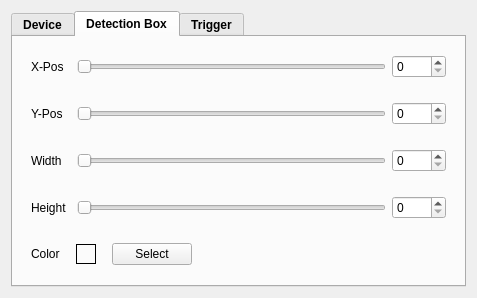
First picture: the form in src/plugin/grab_detector/grab_detector_plugin.ui, repository janelia-idf/bias, before the edit.
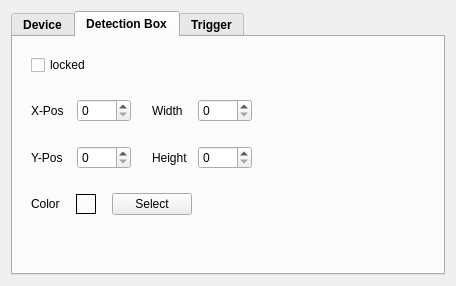
Second picture: the form after the edit. The open tabs and pages were chosen to show the change.

Commit message: Worked on grab detector plugin.

Diff of the .ui file:
```diff
--- a/src/plugin/grab_detector/grab_detector_plugin.ui
+++ b/src/plugin/grab_detector/grab_detector_plugin.ui
@@ -6,14 +6,14 @@
    <rect>
     <x>0</x>
     <y>0</y>
-    <width>477</width>
-    <height>282</height>
+    <width>456</width>
+    <height>271</height>
    </rect>
   </property>
   <property name="windowTitle">
    <string>Grab Detector Plugin</string>
   </property>
-  <layout class="QVBoxLayout" name="verticalLayout_6">
+  <layout class="QVBoxLayout" name="verticalLayout">
    <item>
     <widget class="QTabWidget" name="tabWidget">
      <property name="font">
@@ -302,10 +302,42 @@
       <attribute name="title">
        <string>Detection Box</string>
       </attribute>
-      <layout class="QVBoxLayout" name="verticalLayout">
+      <layout class="QVBoxLayout" name="verticalLayout_4">
        <item>
-        <widget class="QWidget" name="xPosWidgetPtr" native="true">
-         <layout class="QHBoxLayout" name="horizontalLayout">
+        <widget class="QWidget" name="widget_4" native="true">
+         <layout class="QHBoxLayout" name="horizontalLayout_11">
+          <item>
+           <widget class="QCheckBox" name="boxLockedCheckboxPtr">
+            <property name="font">
+             <font>
+              <weight>50</weight>
+              <bold>false</bold>
+             </font>
+            </property>
+            <property name="text">
+             <string>locked</string>
+            </property>
+           </widget>
+          </item>
+          <item>
+           <spacer name="horizontalSpacer_17">
+            <property name="orientation">
+             <enum>Qt::Horizontal</enum>
+            </property>
+            <property name="sizeHint" stdset="0">
+             <size>
+              <width>336</width>
+              <height>20</height>
+             </size>
+            </property>
+           </spacer>
+          </item>
+         </layout>
+        </widget>
+       </item>
+       <item>
+        <widget class="QWidget" name="xPosWidthWidgetPtr" native="true">
+         <layout class="QHBoxLayout" name="horizontalLayout_2">
           <item>
            <widget class="QLabel" name="xPosLabelPtr">
             <property name="sizePolicy">
@@ -331,19 +363,6 @@
             </property>
            </widget>
           </item>
-          <item>
-           <widget class="QSlider" name="xPosSliderPtr">
-            <property name="maximum">
-             <number>1280</number>
-            </property>
-            <property name="pageStep">
-             <number>100</number>
-            </property>
-            <property name="orientation">
-             <enum>Qt::Horizontal</enum>
-            </property>
-           </widget>
-          </item>
           <item>
            <widget class="QSpinBox" name="xPosSpinBoxPtr">
             <property name="sizePolicy">
@@ -365,7 +384,7 @@
              </font>
             </property>
             <property name="maximum">
-             <number>1280</number>
+             <number>9999</number>
             </property>
             <property name="singleStep">
              <number>1</number>
@@ -375,87 +394,22 @@
             </property>
            </widget>
           </item>
-         </layout>
-        </widget>
-       </item>
-       <item>
-        <widget class="QWidget" name="yPosWidgetPtr" native="true">
-         <layout class="QHBoxLayout" name="horizontalLayout_2">
           <item>
-           <widget class="QLabel" name="yPosLabelPtr">
-            <property name="sizePolicy">
-             <sizepolicy hsizetype="Fixed" vsizetype="Preferred">
-              <horstretch>0</horstretch>
-              <verstretch>0</verstretch>
-             </sizepolicy>
-            </property>
-            <property name="minimumSize">
-             <size>
-              <width>40</width>
-              <height>0</height>
-             </size>
-            </property>
-            <property name="font">
-             <font>
-              <weight>50</weight>
-              <bold>false</bold>
-             </font>
-            </property>
-            <property name="text">
-             <string>Y-Pos</string>
-            </property>
-           </widget>
-          </item>
-          <item>
-           <widget class="QSlider" name="yPosSliderPtr">
-            <property name="maximum">
-             <number>1280</number>
-            </property>
-            <property name="pageStep">
-             <number>100</number>
-            </property>
+           <spacer name="horizontalSpacer_18">
             <property name="orientation">
              <enum>Qt::Horizontal</enum>
             </property>
-           </widget>
-          </item>
-          <item>
-           <widget class="QSpinBox" name="yPosSpinBoxPtr">
-            <property name="sizePolicy">
-             <sizepolicy hsizetype="Fixed" vsizetype="Fixed">
-              <horstretch>0</horstretch>
-              <verstretch>0</verstretch>
-             </sizepolicy>
+            <property name="sizeType">
+             <enum>QSizePolicy::Fixed</enum>
             </property>
-            <property name="minimumSize">
+            <property name="sizeHint" stdset="0">
              <size>
-              <width>50</width>
-              <height>0</height>
+              <width>15</width>
+              <height>20</height>
              </size>
             </property>
-            <property name="font">
-             <font>
-              <weight>50</weight>
-              <bold>false</bold>
-             </font>
-            </property>
-            <property name="maximum">
-             <number>1280</number>
-            </property>
-            <property name="singleStep">
-             <number>1</number>
-            </property>
-            <property name="value">
-             <number>0</number>
-            </property>
-           </widget>
+           </spacer>
           </item>
-         </layout>
-        </widget>
-       </item>
-       <item>
-        <widget class="QWidget" name="widthWidgetPtr" native="true">
-         <layout class="QHBoxLayout" name="horizontalLayout_3">
           <item>
            <widget class="QLabel" name="widthLabelPtr">
             <property name="sizePolicy">
@@ -481,19 +435,6 @@
             </property>
            </widget>
           </item>
-          <item>
-           <widget class="QSlider" name="widthSliderPtr">
-            <property name="maximum">
-             <number>1280</number>
-            </property>
-            <property name="pageStep">
-             <number>100</number>
-            </property>
-            <property name="orientation">
-             <enum>Qt::Horizontal</enum>
-            </property>
-           </widget>
-          </item>
           <item>
            <widget class="QSpinBox" name="widthSpinBoxPtr">
             <property name="sizePolicy">
@@ -515,7 +456,7 @@
              </font>
             </property>
             <property name="maximum">
-             <number>1280</number>
+             <number>9999</number>
             </property>
             <property name="singleStep">
              <number>1</number>
@@ -525,12 +466,97 @@
             </property>
            </widget>
           </item>
+          <item>
+           <spacer name="horizontalSpacer_11">
+            <property name="orientation">
+             <enum>Qt::Horizontal</enum>
+            </property>
+            <property name="sizeHint" stdset="0">
+             <size>
+              <width>163</width>
+              <height>20</height>
+             </size>
+            </property>
+           </spacer>
+          </item>
          </layout>
         </widget>
        </item>
        <item>
-        <widget class="QWidget" name="heightWidgetPtr" native="true">
-         <layout class="QHBoxLayout" name="horizontalLayout_4">
+        <widget class="QWidget" name="yPosHeightWidgetPtr" native="true">
+         <layout class="QHBoxLayout" name="horizontalLayout">
+          <item>
+           <widget class="QLabel" name="yPosLabelPtr">
+            <property name="sizePolicy">
+             <sizepolicy hsizetype="Fixed" vsizetype="Preferred">
+              <horstretch>0</horstretch>
+              <verstretch>0</verstretch>
+             </sizepolicy>
+            </property>
+            <property name="minimumSize">
+             <size>
+              <width>40</width>
+              <height>0</height>
+             </size>
+            </property>
+            <property name="font">
+             <font>
+              <weight>50</weight>
+              <bold>false</bold>
+             </font>
+            </property>
+            <property name="text">
+             <string>Y-Pos</string>
+            </property>
+           </widget>
+          </item>
+          <item>
+           <widget class="QSpinBox" name="yPosSpinBoxPtr">
+            <property name="sizePolicy">
+             <sizepolicy hsizetype="Fixed" vsizetype="Fixed">
+              <horstretch>0</horstretch>
+              <verstretch>0</verstretch>
+             </sizepolicy>
+            </property>
+            <property name="minimumSize">
+             <size>
+              <width>50</width>
+              <height>0</height>
+             </size>
+            </property>
+            <property name="font">
+             <font>
+              <weight>50</weight>
+              <bold>false</bold>
+             </font>
+            </property>
+            <property name="maximum">
+             <number>9999</number>
+            </property>
+            <property name="singleStep">
+             <number>1</number>
+            </property>
+            <property name="value">
+             <number>0</number>
+            </property>
+           </widget>
+          </item>
+          <item>
+           <spacer name="horizontalSpacer_19">
+            <property name="orientation">
+             <enum>Qt::Horizontal</enum>
+            </property>
+            <property name="sizeType">
+             <enum>QSizePolicy::Fixed</enum>
+            </property>
+            <property name="sizeHint" stdset="0">
+             <size>
+              <width>15</width>
+              <height>20</height>
+             </size>
+            </property>
+           </spacer>
+          </item>
           <item>
            <widget class="QLabel" name="HeightLabelPtr">
             <property name="sizePolicy">
@@ -556,19 +582,6 @@
             </property>
            </widget>
           </item>
-          <item>
-           <widget class="QSlider" name="heightSliderPtr">
-            <property name="maximum">
-             <number>1280</number>
-            </property>
-            <property name="pageStep">
-             <number>100</number>
-            </property>
-            <property name="orientation">
-             <enum>Qt::Horizontal</enum>
-            </property>
-           </widget>
-          </item>
           <item>
            <widget class="QSpinBox" name="heightSpinBoxPtr">
             <property name="sizePolicy">
@@ -590,7 +603,7 @@
              </font>
             </property>
             <property name="maximum">
-             <number>1280</number>
+             <number>9999</number>
             </property>
             <property name="singleStep">
              <number>1</number>
@@ -600,6 +613,19 @@
             </property>
            </widget>
           </item>
+          <item>
+           <spacer name="horizontalSpacer_13">
+            <property name="orientation">
+             <enum>Qt::Horizontal</enum>
+            </property>
+            <property name="sizeHint" stdset="0">
+             <size>
+              <width>163</width>
+              <height>20</height>
+             </size>
+            </property>
+           </spacer>
+          </item>
          </layout>
         </widget>
        </item>
```
Left out of the diff: 131 changed lines with no effect on the pictures. The commit also changes 10 other files.
